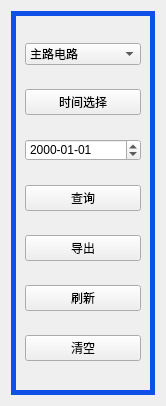
luozhiyong131/BusBar, file BusBar-Qt/logs/logcom/logbtnbar.ui: the form before one commit.
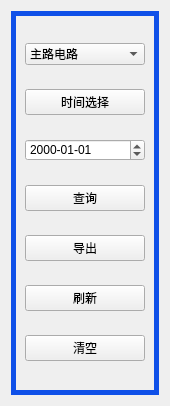
The form after the commit.

```diff
--- a/BusBar-Qt/logs/logcom/logbtnbar.ui
+++ b/BusBar-Qt/logs/logcom/logbtnbar.ui
@@ -6,7 +6,7 @@
    <rect>
     <x>0</x>
     <y>0</y>
-    <width>166</width>
+    <width>170</width>
     <height>406</height>
    </rect>
   </property>
```
